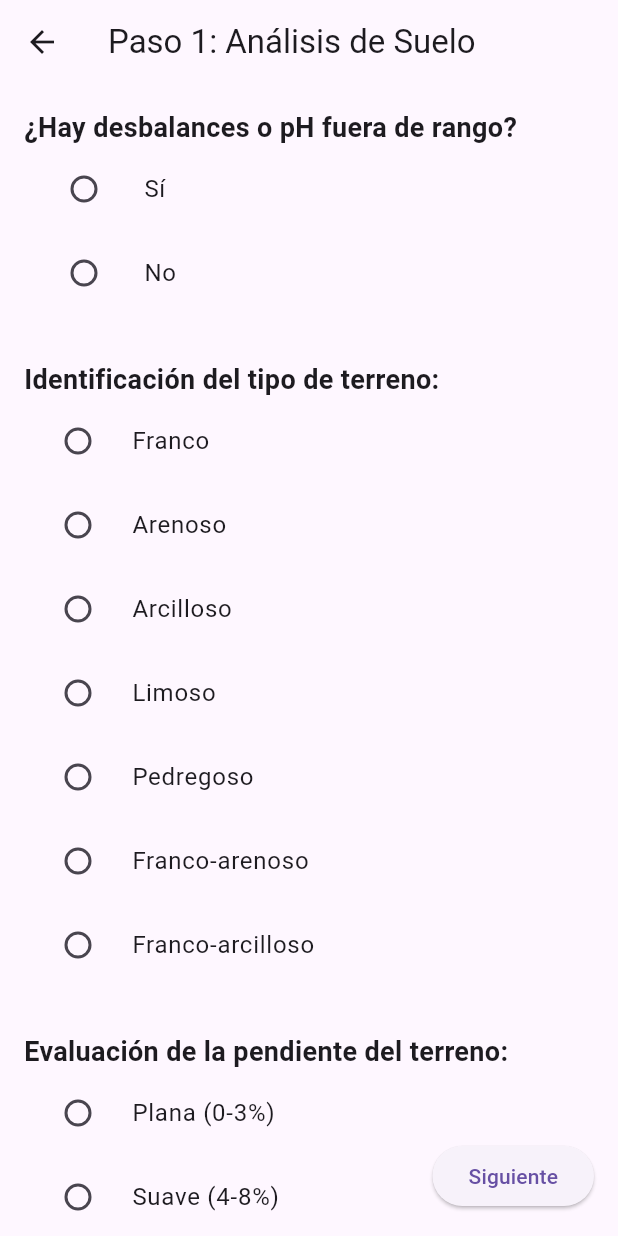
After one commit to CamiloLondono/softwareContable, a Flutter app: the screen it shows after launch, after a tap on "Análisis Café", on a phone screen of 412 x 824 dp. The commit adds this screen. Run offline on Flutter 3.47's test engine with Material 3 defaults, Android fonts, the phone set to English and light mode, and no system bars.

Commit message:
avance de la interfaz grafica

```diff
--- a/lib/main.dart
+++ b/lib/main.dart
@@ -1,15 +1,19 @@
 import 'package:flutter/material.dart';
 import 'screens/home_screen.dart';
-import 'screens/analysis_screen.dart';
+import 'screens/coffee_screen.dart';
+import 'screens/orange_screen.dart';
 
 void main() {
   runApp(SoilAnalysisApp());
 }
 
 class SoilAnalysisApp extends StatelessWidget {
+  const SoilAnalysisApp({super.key});
+
   @override
   Widget build(BuildContext context) {
     return MaterialApp(
+      debugShowCheckedModeBanner: false,
       title: 'Análisis de Suelo',
       theme: ThemeData(
         primarySwatch: Colors.green,
@@ -18,7 +22,8 @@ class SoilAnalysisApp extends StatelessWidget {
       initialRoute: '/',
       routes: {
         '/': (context) => HomeScreen(),
-        '/analysis': (context) => AnalysisScreen(),
+        '/analysis_coffee': (context) => CoffeeScreen(),
+        '/analysis_orange': (context) => OrangeScreen(),
       },
     );
   }
--- /dev/null
+++ b/lib/screens/coffee_screen.dart
@@ -0,0 +1,240 @@
+import 'package:flutter/material.dart';
+
+class CoffeeScreen extends StatefulWidget {
+  const CoffeeScreen({super.key});
+
+  @override
+  State<CoffeeScreen> createState() => _CafeScreenState();
+}
+
+class _CafeScreenState extends State<CoffeeScreen> {
+  bool? desbalance;
+  bool correctionNutritional = false;
+  bool correctionPh = false;
+  String? terreno;
+  int? pendiente;
+  String? drenaje;
+
+  @override
+  Widget build(BuildContext context) {
+    return Scaffold(
+      appBar: AppBar(title: Text('Paso 1: Análisis de Suelo')),
+      body: Stack(
+        children: [
+          SingleChildScrollView(
+            padding: const EdgeInsets.fromLTRB(16, 16, 16, 80),
+            child: Column(
+              crossAxisAlignment: CrossAxisAlignment.start,
+              children: [
+                // Paso 1
+                Text(
+                  '¿Hay desbalances o pH fuera de rango?',
+                  style: TextStyle(fontSize: 18, fontWeight: FontWeight.bold),
+                ),
+                ListTile(
+                  title: Text('Sí'),
+                  leading: Radio<bool>(
+                    value: true,
+                    groupValue: desbalance,
+                    onChanged: (value) {
+                      setState(() {
+                        desbalance = value;
+                      });
+                    },
+                  ),
+                ),
+                ListTile(
+                  title: Text('No'),
+                  leading: Radio<bool>(
+                    value: false,
+                    groupValue: desbalance,
+                    onChanged: (value) {
+                      setState(() {
+                        desbalance = value;
+                      });
+                    },
+                  ),
+                ),
+                if (desbalance == true) ...[
+                  CheckboxListTile(
+                    title: Text(
+                      'Corrección nutricional (Deficiencia de nutrientes)',
+                    ),
+                    value: correctionNutritional,
+                    onChanged: (value) {
+                      setState(() {
+                        correctionNutritional = value ?? false;
+                      });
+                    },
+                  ),
+                  CheckboxListTile(
+                    title: Text(
+                      'Corrección de pH (Ajuste de acidez o alcalinidad)',
+                    ),
+                    value: correctionPh,
+                    onChanged: (value) {
+                      setState(() {
+                        correctionPh = value ?? false;
+                      });
+                    },
+                  ),
+                ],
+                const SizedBox(height: 30),
+                // Paso 2
+                Text(
+                  'Identificación del tipo de terreno:',
+                  style: TextStyle(fontSize: 18, fontWeight: FontWeight.bold),
+                ),
+                ...[
+                  'Franco',
+                  'Arenoso',
+                  'Arcilloso',
+                  'Limoso',
+                  'Pedregoso',
+                  'Franco-arenoso',
+                  'Franco-arcilloso',
+                ].map(
+                  (tipo) => RadioListTile<String>(
+                    title: Text(tipo),
+                    value: tipo,
+                    groupValue: terreno,
+                    onChanged: (value) {
+                      setState(() {
+                        terreno = value;
+                      });
+                    },
+                  ),
+                ),
+                const SizedBox(height: 30),
+                // Paso 3
+                Text(
+                  'Evaluación de la pendiente del terreno:',
+                  style: TextStyle(fontSize: 18, fontWeight: FontWeight.bold),
+                ),
+                RadioListTile<int>(
+                  title: Text('Plana (0-3%)'),
+                  value: 1,
+                  groupValue: pendiente,
+                  onChanged: (value) {
+                    setState(() {
+                      pendiente = value;
+                    });
+                  },
+                ),
+                RadioListTile<int>(
+                  title: Text('Suave (4-8%)'),
+                  value: 2,
+                  groupValue: pendiente,
+                  onChanged: (value) {
+                    setState(() {
+                      pendiente = value;
+                    });
+                  },
+                ),
+                RadioListTile<int>(
+                  title: Text('Moderada (9-15%)'),
+                  value: 3,
+                  groupValue: pendiente,
+                  onChanged: (value) {
+                    setState(() {
+                      pendiente = value;
+                    });
+                  },
+                ),
+                RadioListTile<int>(
+                  title: Text('Fuerte (16-25%)'),
+                  value: 4,
+                  groupValue: pendiente,
+                  onChanged: (value) {
+                    setState(() {
+                      pendiente = value;
+                    });
+                  },
+                ),
+                RadioListTile<int>(
+                  title: Text('Muy fuerte (>25%)'),
+                  value: 5,
+                  groupValue: pendiente,
+                  onChanged: (value) {
+                    setState(() {
+                      pendiente = value;
+                    });
+                  },
+                ),
+                RadioListTile<int>(
+                  title: Text('No evaluado'),
+                  value: 6,
+                  groupValue: pendiente,
+                  onChanged: (value) {
+                    setState(() {
+                      pendiente = value;
+                    });
+                  },
+                ),
+                SizedBox(height: 30),
+                // Paso 4
+                Text(
+                  'Verificación del drenaje:',
+                  style: TextStyle(fontSize: 18, fontWeight: FontWeight.bold),
+                ),
+                RadioListTile<String>(
+                  title: Text('Bueno'),
+                  value: 'Bueno',
+                  groupValue: drenaje,
+                  onChanged: (value) {
+                    setState(() {
+                      drenaje = value;
+                    });
+                  },
+                ),
+                RadioListTile<String>(
+                  title: Text('Moderado'),
+                  value: 'Moderado',
+                  groupValue: drenaje,
+                  onChanged: (value) {
+                    setState(() {
+                      drenaje = value;
+                    });
+                  },
+                ),
+                RadioListTile<String>(
+                  title: Text('Deficiente'),
+                  value: 'Deficiente',
+                  groupValue: drenaje,
+                  onChanged: (value) {
+                    setState(() {
+                      drenaje = value;
+                    });
+                  },
+                ),
+                RadioListTile<String>(
+                  title: Text('No evaluado'),
+                  value: 'No evaluado',
+                  groupValue: drenaje,
+                  onChanged: (value) {
+                    setState(() {
+                      drenaje = value;
+                    });
+                  },
+                ),
+                SizedBox(height: 30),
+              ],
+            ),
+          ),
+
+          // Botón fijo en la esquina inferior derecha
+          Positioned(
+            bottom: 16,
+            right: 16,
+            child: ElevatedButton(
+              onPressed: () {
+                // Lógica del siguiente paso
+              },
+              child: Text('Siguiente'),
+            ),
+          ),
+        ],
+      ),
+    );
+  }
+}
--- a/lib/screens/home_screen.dart
+++ b/lib/screens/home_screen.dart
@@ -10,11 +10,23 @@ class HomeScreen extends StatelessWidget {
         title: Text('Inicio - Análisis de Suelo'),
       ),
       body: Center(
-        child: ElevatedButton(
-          onPressed: () {
-            Navigator.pushNamed(context, '/analysis');
-          },
-          child: Text('Iniciar Análisis'),
+        child: Row(
+          mainAxisAlignment: MainAxisAlignment.center,
+          children: [
+            ElevatedButton(
+              onPressed: () {
+                Navigator.pushNamed(context, '/analysis_coffee');
+              },
+              child: Text('Análisis Café'),
+            ),
+            SizedBox(width: 16),
+            ElevatedButton(
+              onPressed: () {
+                Navigator.pushNamed(context, '/analysis_orange');
+              },
+              child: Text('Análisis Naranja'),
+            ),
+          ],
         ),
       ),
     );
--- a/lib/screens/analysis_screen.dart
+++ b/lib/screens/orange_screen.dart
@@ -1,13 +1,13 @@
 import 'package:flutter/material.dart';
 
-class AnalysisScreen extends StatefulWidget {
-  const AnalysisScreen({super.key});
+class OrangeScreen extends StatefulWidget {
+  const OrangeScreen({super.key});
 
   @override
-  State<AnalysisScreen> createState() => _AnalysisScreenState();
+  State<OrangeScreen> createState() => _OrangeScreenState();
 }
 
-class _AnalysisScreenState extends State<AnalysisScreen> {
+class _OrangeScreenState extends State<OrangeScreen> {
   bool? desbalance;
   bool correctionNutritional = false;
   bool correctionPh = false;
```
Also changed, not shown: 1 other file.
